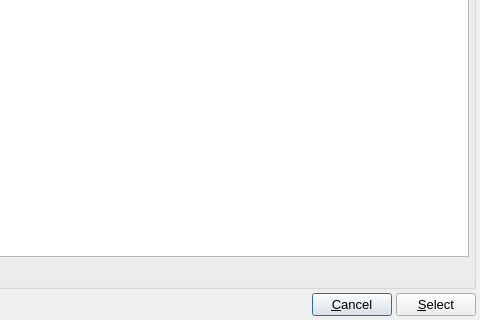
First picture: the form in src/gui/selectrestartfiledialog.ui, repository disorderedmaterials/dissolve, before the edit; both pictures show x 391 to 871 and y 194 to 514 of the 871 by 514 pixel window.
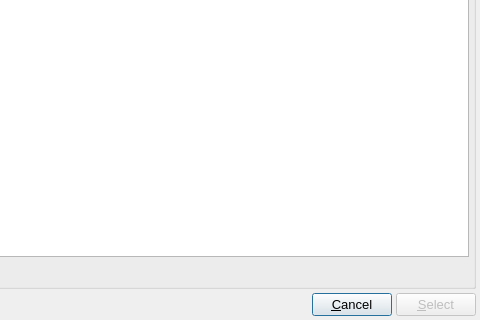
Second picture: the form after the edit. Icons and pictures are not drawn.

The edit to the form file:
```diff
--- a/src/gui/selectrestartfiledialog.ui
+++ b/src/gui/selectrestartfiledialog.ui
@@ -132,7 +132,7 @@
      <item>
       <widget class="QPushButton" name="SelectButton">
        <property name="enabled">
-        <bool>true</bool>
+        <bool>false</bool>
        </property>
        <property name="text">
         <string>&amp;Select</string>
```
